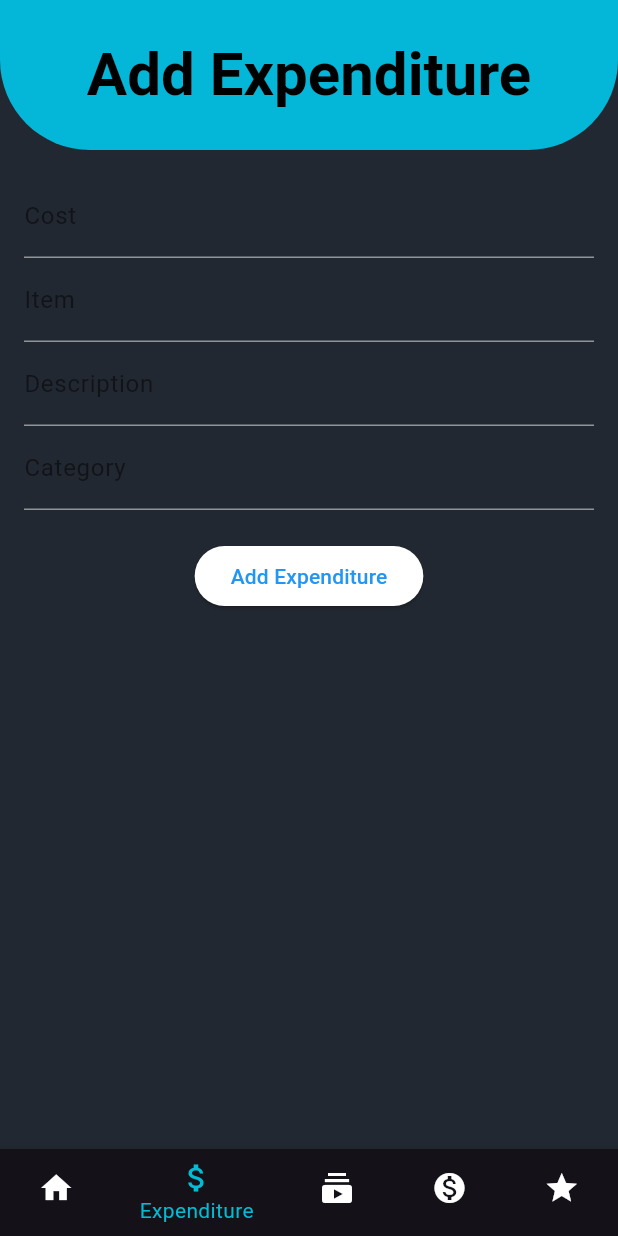
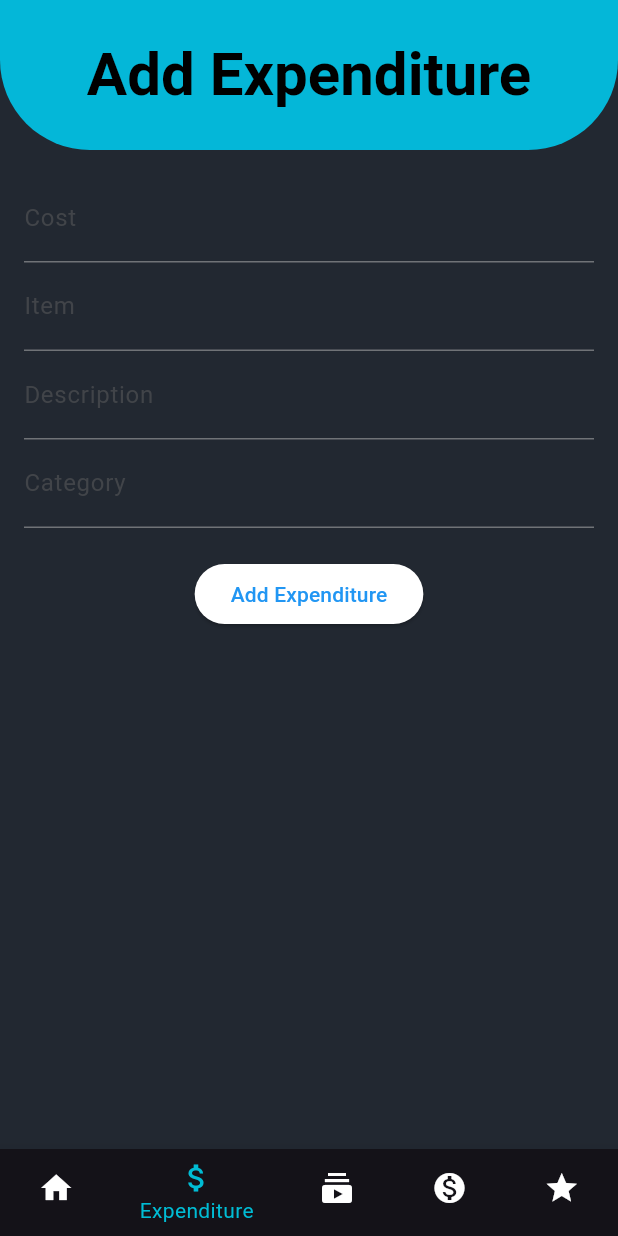
Before and after one commit to TanujTS/lw-fintrack, a Flutter app: the screen it shows after launch, item 2 of the bottom bar chosen, on a phone screen of 412 x 824 dp. Run offline on Flutter 3.47's test engine with Material 3 defaults, Android fonts, the phone set to English and light mode, and no system bars; our stand-ins replace fl_chart.

Commit message:
Refactor text field styles in AddExpenditureScreen

```diff
--- a/lib/screens/add_expenditure_screen.dart
+++ b/lib/screens/add_expenditure_screen.dart
@@ -31,21 +31,49 @@ class AddExpenditureScreen extends StatelessWidget {
         padding: const EdgeInsets.all(16.0),
         child: Column(
           children: [
-            const Opacity(
+            Opacity(
               opacity: 0.5,
               child: Column(
                 children: [
                   TextField(
-                decoration: InputDecoration(labelText: 'Cost'),
+                    decoration: InputDecoration(
+                      labelText: 'Cost',
+                      labelStyle: TextStyle(color: Colors.grey[700]),
+                      enabledBorder: UnderlineInputBorder(
+                        borderSide: BorderSide(color: Colors.grey[400]!),
+                      ),
+                    ),
+                    style: TextStyle(color: Colors.black, fontSize: 18),
                   ),
                   TextField(
-                decoration: InputDecoration(labelText: 'Item'),
+                    decoration: InputDecoration(
+                      labelText: 'Item',
+                      labelStyle: TextStyle(color: Colors.grey[700]),
+                      enabledBorder: UnderlineInputBorder(
+                        borderSide: BorderSide(color: Colors.grey[400]!),
+                      ),
+                    ),
+                    style: TextStyle(color: Colors.black, fontSize: 18),
                   ),
                   TextField(
-                decoration: InputDecoration(labelText: 'Description'),
+                    decoration: InputDecoration(
+                      labelText: 'Description',
+                      labelStyle: TextStyle(color: Colors.grey[700]),
+                      enabledBorder: UnderlineInputBorder(
+                        borderSide: BorderSide(color: Colors.grey[400]!),
+                      ),
+                    ),
+                    style: TextStyle(color: Colors.black, fontSize: 18),
                   ),
                   TextField(
-                decoration: InputDecoration(labelText: 'Category'),
+                    decoration: InputDecoration(
+                      labelText: 'Category',
+                      labelStyle: TextStyle(color: Colors.grey[700]),
+                      enabledBorder: UnderlineInputBorder(
+                        borderSide: BorderSide(color: Colors.grey[400]!),
+                      ),
+                    ),
+                    style: TextStyle(color: Colors.black, fontSize: 18),
                   ),
                 ],
               ),
```
Lines whose indentation alone changed are shown as unchanged.
